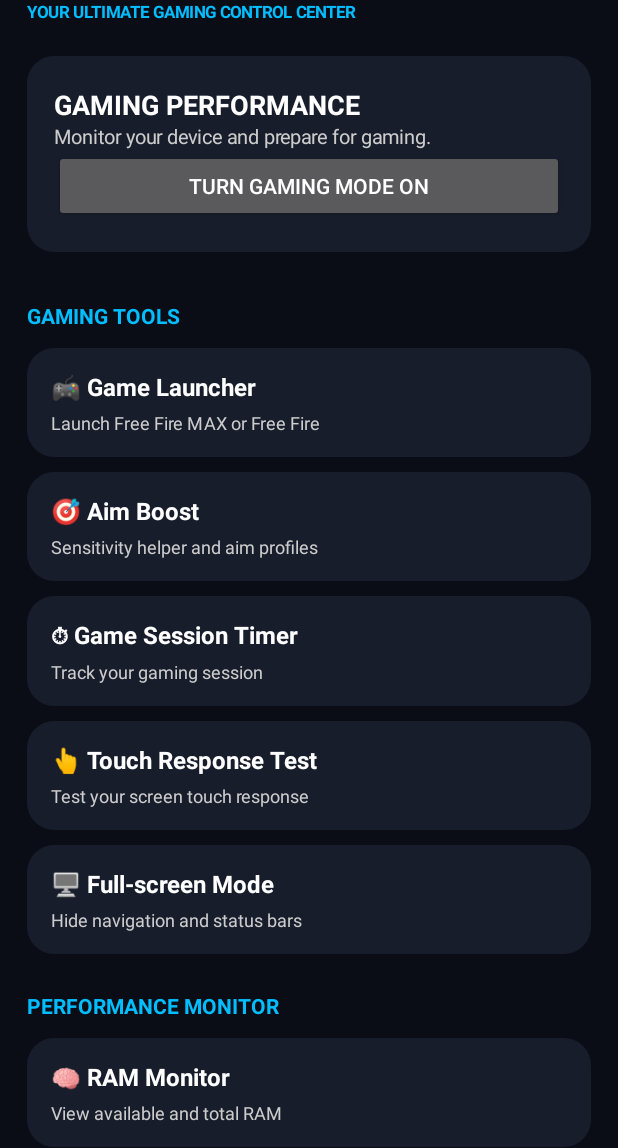
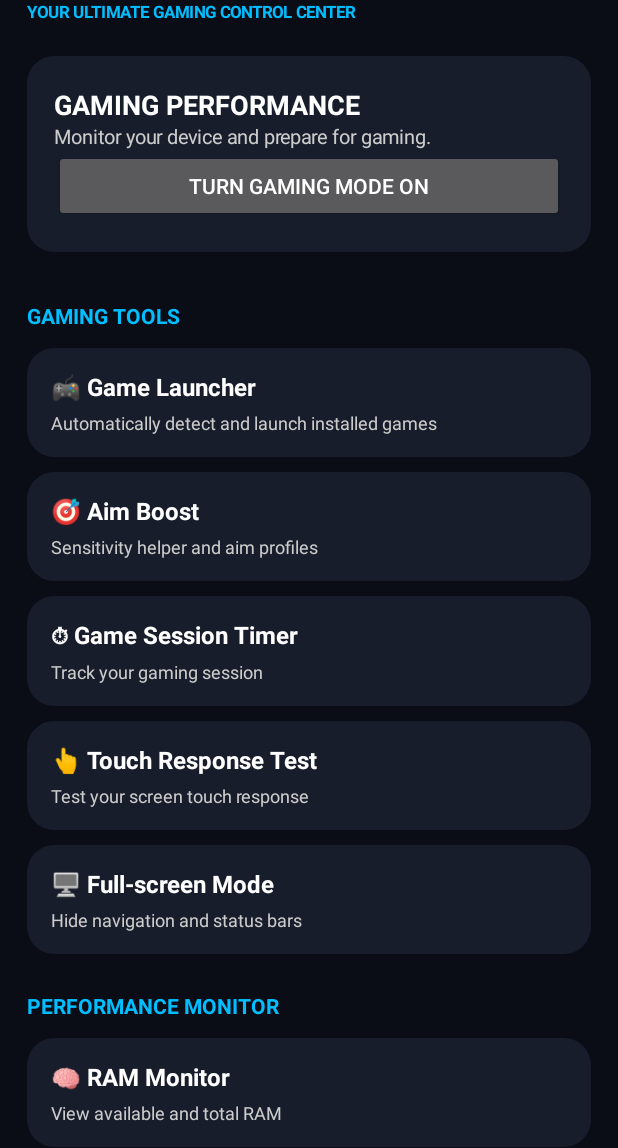
Before and after one commit to parth03052009-beep/Game-Turbo-Pro, an Android app: the screen it shows after launch (MainActivity), on a phone screen of 412 x 824 dp, the part 88-1236 px from its top. Run offline under Robolectric (Android 15) with nearby library versions, the phone set to English and light mode, and no system bars.

Commit message:
Update MainActivity.kt

```diff
--- a/app/src/main/java/com/example/gameturbo/MainActivity.kt
+++ b/app/src/main/java/com/example/gameturbo/MainActivity.kt
@@ -146,7 +146,7 @@ class MainActivity : Activity() {
         addToolCard(
             root,
             "🎮 Game Launcher",
-            "Launch Free Fire MAX or Free Fire"
+            "Automatically detect and launch installed games"
         ) { launchGame() }
 
         addToolCard(
```
